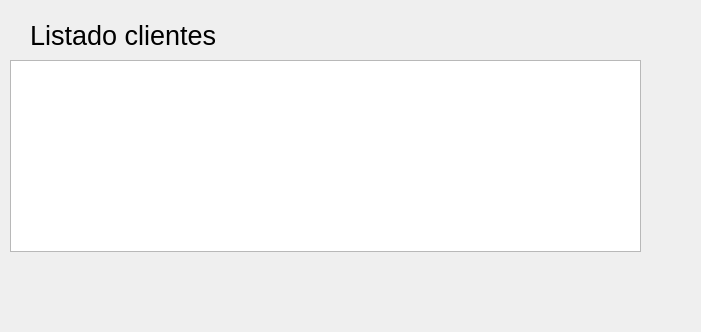
vicabitu/divas, file vistas_ui/form_listado_clientes.ui: the form before one commit.
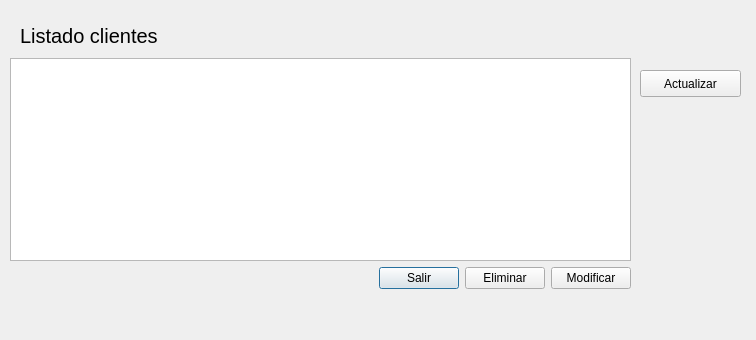
The form after the commit. Icons and pictures are not drawn.

Commit message: Un poco de avance en listado cliente y baja de cliente desde listado de clientes

```diff
--- a/vistas_ui/form_listado_clientes.ui
+++ b/vistas_ui/form_listado_clientes.ui
@@ -6,41 +6,107 @@
    <rect>
     <x>0</x>
     <y>0</y>
-    <width>701</width>
-    <height>332</height>
+    <width>756</width>
+    <height>340</height>
    </rect>
   </property>
   <property name="windowTitle">
    <string>Listado Clientes</string>
   </property>
-  <widget class="QListView" name="listView">
+  <widget class="QLabel" name="label_titulo">
    <property name="geometry">
     <rect>
-     <x>10</x>
-     <y>60</y>
-     <width>631</width>
-     <height>192</height>
-    </rect>
-   </property>
-  </widget>
-  <widget class="QLabel" name="label">
-   <property name="geometry">
-    <rect>
-     <x>30</x>
+     <x>20</x>
      <y>20</y>
-     <width>191</width>
+     <width>181</width>
      <height>31</height>
     </rect>
    </property>
    <property name="font">
     <font>
-     <pointsize>20</pointsize>
+     <pointsize>15</pointsize>
     </font>
    </property>
    <property name="text">
     <string>Listado clientes</string>
    </property>
   </widget>
+  <widget class="QWidget" name="layoutWidget">
+   <property name="geometry">
+    <rect>
+     <x>10</x>
+     <y>58</y>
+     <width>621</width>
+     <height>231</height>
+    </rect>
+   </property>
+   <layout class="QVBoxLayout" name="verticalLayout">
+    <item>
+     <widget class="QListWidget" name="list_widget_clientes"/>
+    </item>
+    <item>
+     <layout class="QHBoxLayout" name="horizontalLayout">
+      <item>
+       <spacer name="horizontalSpacer">
+        <property name="orientation">
+         <enum>Qt::Horizontal</enum>
+        </property>
+        <property name="sizeHint" stdset="0">
+         <size>
+          <width>40</width>
+          <height>20</height>
+         </size>
+        </property>
+       </spacer>
+      </item>
+      <item>
+       <widget class="QPushButton" name="btn_salir">
+        <property name="text">
+         <string>Salir</string>
+        </property>
+       </widget>
+      </item>
+      <item>
+       <widget class="QPushButton" name="btn_eliminar">
+        <property name="text">
+         <string>Eliminar</string>
+        </property>
+       </widget>
+      </item>
+      <item>
+       <widget class="QPushButton" name="btn_modificar">
+        <property name="text">
+         <string>Modificar</string>
+        </property>
+       </widget>
+      </item>
+     </layout>
+    </item>
+   </layout>
+  </widget>
+  <widget class="QPushButton" name="btn_actualizar">
+   <property name="geometry">
+    <rect>
+     <x>640</x>
+     <y>70</y>
+     <width>101</width>
+     <height>27</height>
+    </rect>
+   </property>
+   <property name="text">
+    <string>Actualizar</string>
+   </property>
+   <property name="icon">
+    <iconset>
+     <normaloff>../imagenes/actualizar.png</normaloff>../imagenes/actualizar.png</iconset>
+   </property>
+   <property name="iconSize">
+    <size>
+     <width>17</width>
+     <height>17</height>
+    </size>
+   </property>
+  </widget>
  </widget>
  <resources/>
  <connections/>
```
The commit also changes 4 other files.
